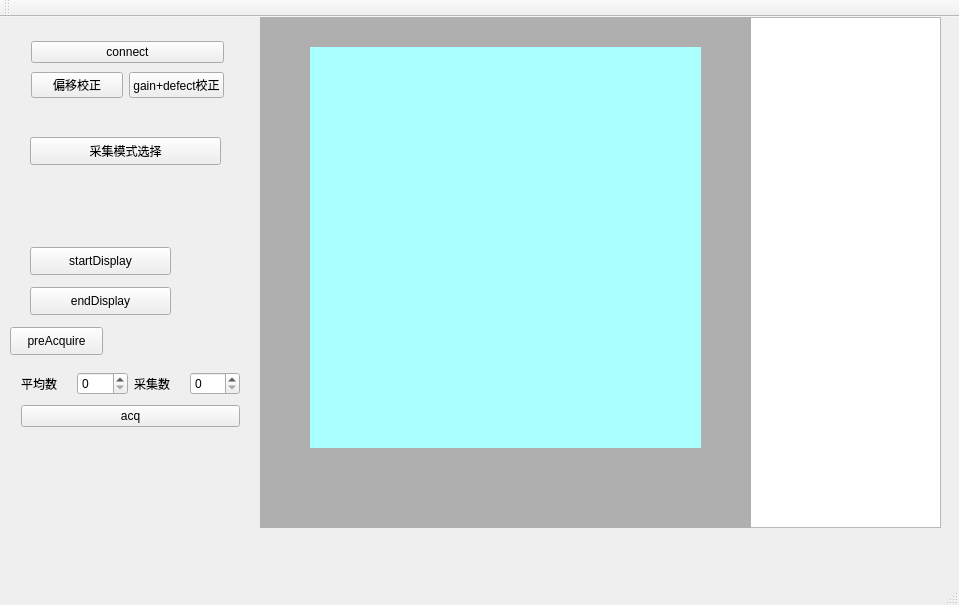
First picture: the form in IRay_Test/IrayWidget.ui, repository c00122611/Iray_detectorProj, before the edit.
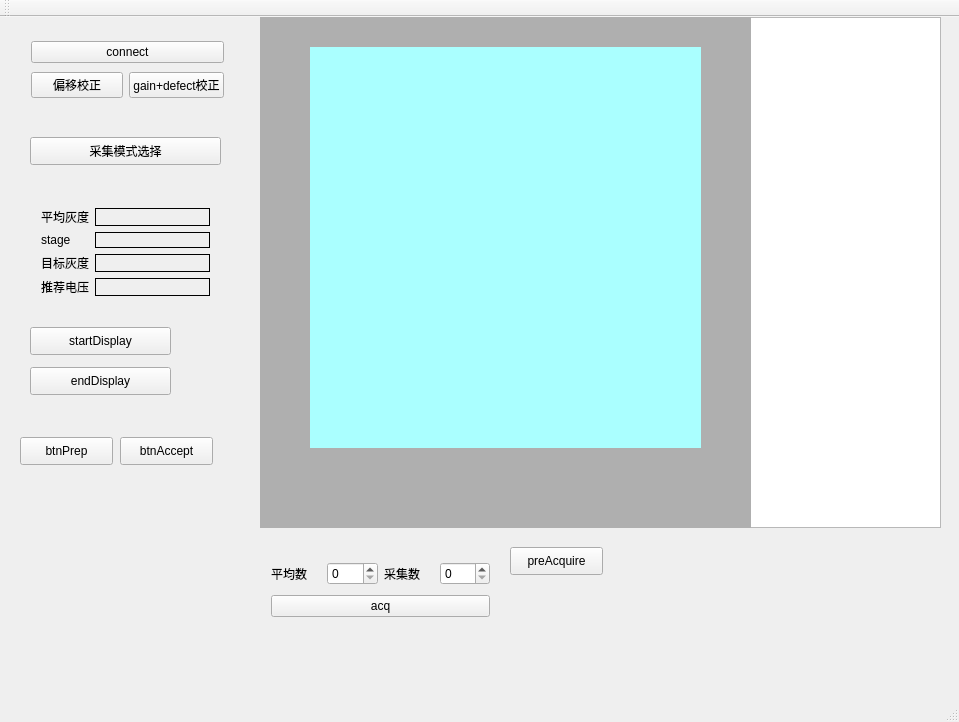
Second picture: the form after the edit.

Commit message: 添加状态显示、平均灰度，目标电压、目标灰度显示

What changed in the file:
```diff
--- a/IRay_Test/IrayWidget.ui
+++ b/IRay_Test/IrayWidget.ui
@@ -7,7 +7,7 @@
     <x>0</x>
     <y>0</y>
     <width>959</width>
-    <height>605</height>
+    <height>722</height>
    </rect>
   </property>
   <property name="windowTitle">
@@ -103,7 +103,7 @@
     <property name="geometry">
      <rect>
       <x>30</x>
-      <y>230</y>
+      <y>310</y>
       <width>141</width>
       <height>28</height>
      </rect>
@@ -116,7 +116,7 @@
     <property name="geometry">
      <rect>
       <x>30</x>
-      <y>270</y>
+      <y>350</y>
       <width>141</width>
       <height>28</height>
      </rect>
@@ -128,8 +128,8 @@
    <widget class="QWidget" name="widget_2" native="true">
     <property name="geometry">
      <rect>
-      <x>10</x>
-      <y>340</y>
+      <x>260</x>
+      <y>530</y>
       <width>241</width>
       <height>85</height>
      </rect>
@@ -167,8 +167,8 @@
    <widget class="QPushButton" name="preAcquireButton">
     <property name="geometry">
      <rect>
-      <x>10</x>
-      <y>310</y>
+      <x>510</x>
+      <y>530</y>
       <width>93</width>
       <height>28</height>
      </rect>
@@ -177,6 +177,115 @@
      <string>preAcquire</string>
     </property>
    </widget>
+   <widget class="QWidget" name="widget_3" native="true">
+    <property name="geometry">
+     <rect>
+      <x>30</x>
+      <y>180</y>
+      <width>191</width>
+      <height>117</height>
+     </rect>
+    </property>
+    <layout class="QFormLayout" name="formLayout">
+     <item row="0" column="0">
+      <widget class="QLabel" name="label_3">
+       <property name="text">
+        <string>平均灰度</string>
+       </property>
+      </widget>
+     </item>
+     <item row="0" column="1">
+      <widget class="QLabel" name="lblCurrentGray">
+       <property name="frameShape">
+        <enum>QFrame::Box</enum>
+       </property>
+       <property name="frameShadow">
+        <enum>QFrame::Plain</enum>
+       </property>
+       <property name="text">
+        <string/>
+       </property>
+      </widget>
+     </item>
+     <item row="1" column="0">
+      <widget class="QLabel" name="label_5">
+       <property name="text">
+        <string>stage</string>
+       </property>
+      </widget>
+     </item>
+     <item row="1" column="1">
+      <widget class="QLabel" name="lblStage">
+       <property name="frameShape">
+        <enum>QFrame::Box</enum>
+       </property>
+       <property name="text">
+        <string/>
+       </property>
+      </widget>
+     </item>
+     <item row="2" column="0">
+      <widget class="QLabel" name="label_6">
+       <property name="text">
+        <string>目标灰度</string>
+       </property>
+      </widget>
+     </item>
+     <item row="2" column="1">
+      <widget class="QLabel" name="lblExpectedValue">
+       <property name="frameShape">
+        <enum>QFrame::Box</enum>
+       </property>
+       <property name="text">
+        <string/>
+       </property>
+      </widget>
+     </item>
+     <item row="3" column="0">
+      <widget class="QLabel" name="label_7">
+       <property name="text">
+        <string>推荐电压</string>
+       </property>
+      </widget>
+     </item>
+     <item row="3" column="1">
+      <widget class="QLabel" name="lblSuggestedKV">
+       <property name="frameShape">
+        <enum>QFrame::Box</enum>
+       </property>
+       <property name="text">
+        <string/>
+       </property>
+      </widget>
+     </item>
+    </layout>
+   </widget>
+   <widget class="QPushButton" name="btnPrep">
+    <property name="geometry">
+     <rect>
+      <x>20</x>
+      <y>420</y>
+      <width>93</width>
+      <height>28</height>
+     </rect>
+    </property>
+    <property name="text">
+     <string>btnPrep</string>
+    </property>
+   </widget>
+   <widget class="QPushButton" name="btnAccept">
+    <property name="geometry">
+     <rect>
+      <x>120</x>
+      <y>420</y>
+      <width>93</width>
+      <height>28</height>
+     </rect>
+    </property>
+    <property name="text">
+     <string>btnAccept</string>
+    </property>
+   </widget>
   </widget>
   <widget class="QMenuBar" name="menuBar">
    <property name="geometry">
```
The commit also changes 8 other files.
